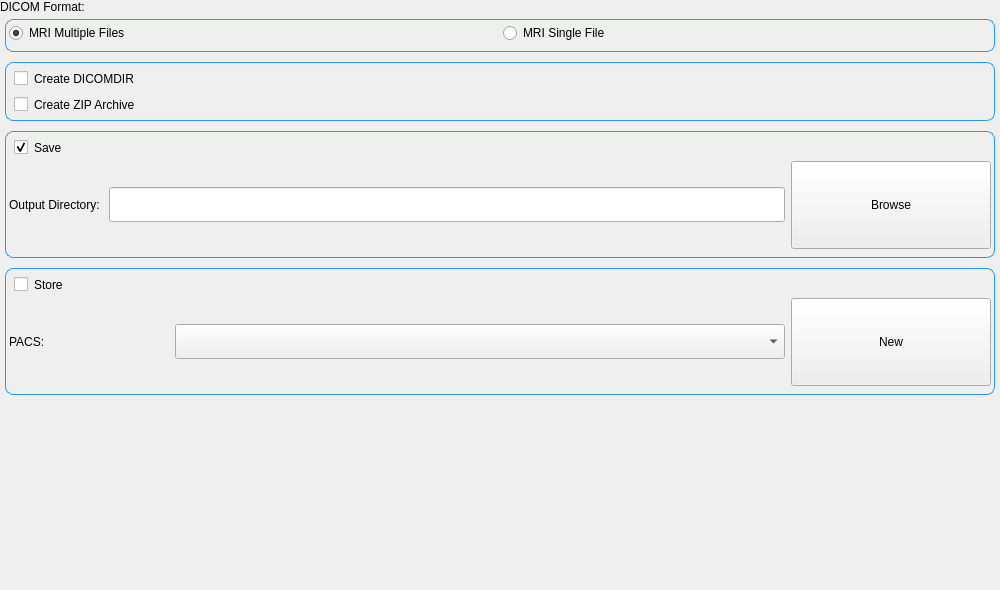
Qt form src/gui/GenerationFrame.ui (lamyj/dicomifier) before a commit.
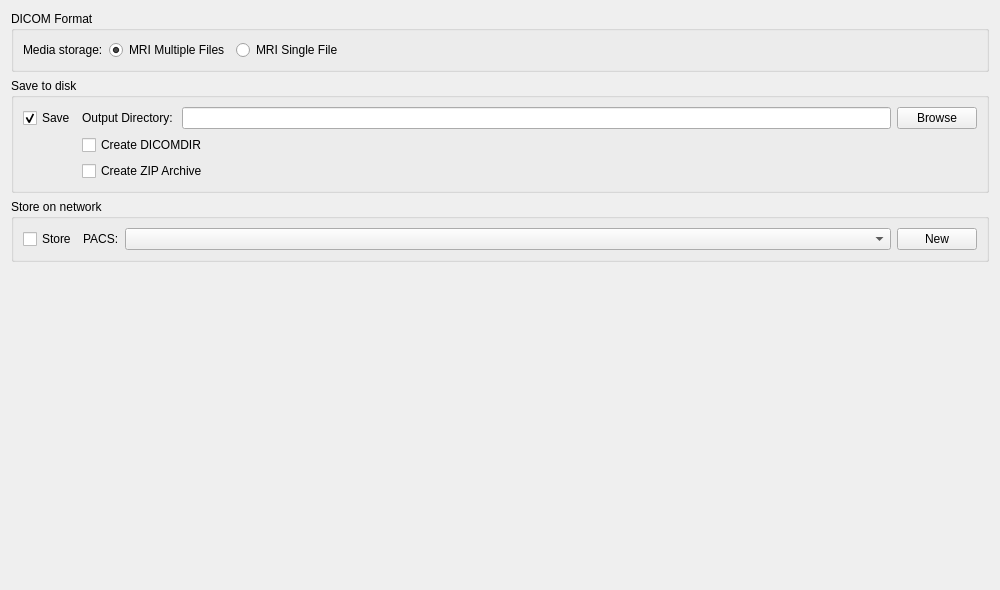
The same form after that commit.

Commit message: Simplify layout

The edit to the form file:
```diff
--- a/src/gui/GenerationFrame.ui
+++ b/src/gui/GenerationFrame.ui
@@ -25,84 +25,23 @@
   <property name="windowTitle">
    <string/>
   </property>
-  <property name="styleSheet">
-   <string notr="true">QCheckBox 
-{
-	margin-top: 5px;
-	margin-left: 5px;
-}
-</string>
-  </property>
-  <layout class="QGridLayout" name="gridLayout">
-   <property name="leftMargin">
-    <number>0</number>
-   </property>
-   <property name="topMargin">
-    <number>0</number>
-   </property>
-   <property name="rightMargin">
-    <number>0</number>
-   </property>
-   <property name="bottomMargin">
-    <number>0</number>
-   </property>
-   <property name="spacing">
-    <number>0</number>
-   </property>
-   <item row="1" column="0">
-    <widget class="QWidget" name="widget" native="true">
-     <property name="sizePolicy">
-      <sizepolicy hsizetype="Expanding" vsizetype="Expanding">
-       <horstretch>0</horstretch>
-       <verstretch>0</verstretch>
-      </sizepolicy>
-     </property>
-     <property name="styleSheet">
-      <string notr="true">QWidget#widget_2
-{
-    border-radius: 8px;
-    border: 1px solid #2299FF;
-	margin: 5px;
-}
-QWidget#widget_3
-{
-    border-radius: 8px;
-    border: 1px solid #2299FF;
-	margin: 5px;
-}
-QWidget#widget_4
-{
-    border-radius: 8px;
-    border: 1px solid #2299FF;
-	margin: 5px;
-}
-QWidget#widget_5
-{
-    border-radius: 8px;
-    border: 1px solid #2299FF;
-	margin: 5px;
-}</string>
-     </property>
-     <layout class="QGridLayout" name="gridLayout_2">
-      <property name="leftMargin">
-       <number>0</number>
-      </property>
-      <property name="topMargin">
-       <number>0</number>
-      </property>
-      <property name="rightMargin">
-       <number>0</number>
-      </property>
-      <property name="bottomMargin">
-       <number>0</number>
-      </property>
-      <property name="spacing">
-       <number>0</number>
-      </property>
-      <item row="0" column="0">
-       <widget class="QWidget" name="widget_2" native="true">
-        <layout class="QGridLayout" name="gridLayout_4">
-         <item row="0" column="0">
+  <layout class="QVBoxLayout" name="verticalLayout_2">
+   <item>
+    <widget class="QGroupBox" name="groupBox_3">
+     <property name="title">
+      <string>DICOM Format</string>
+     </property>
+     <layout class="QVBoxLayout" name="verticalLayout">
+      <item>
+       <layout class="QHBoxLayout" name="horizontalLayout">
+        <item>
+         <widget class="QLabel" name="formatTitle">
+          <property name="text">
+           <string>Media storage:</string>
+          </property>
+         </widget>
+        </item>
+        <item>
           <widget class="QRadioButton" name="formatMRIMultiple">
            <property name="text">
             <string>MRI Multiple Files</string>
@@ -112,232 +51,131 @@
            </property>
           </widget>
          </item>
-         <item row="0" column="1">
+        <item>
           <widget class="QRadioButton" name="formatMRISingle">
            <property name="text">
             <string>MRI Single File</string>
            </property>
           </widget>
          </item>
-         <item row="1" column="0" colspan="2">
-          <spacer name="verticalSpacer">
+        <item>
+         <spacer name="horizontalSpacer">
            <property name="orientation">
-            <enum>Qt::Vertical</enum>
+           <enum>Qt::Horizontal</enum>
            </property>
            <property name="sizeHint" stdset="0">
             <size>
-             <width>20</width>
-             <height>5</height>
+            <width>40</width>
+            <height>20</height>
             </size>
            </property>
           </spacer>
          </item>
         </layout>
-        <zorder>formatMRIMultiple</zorder>
-        <zorder>formatMRISingle</zorder>
-        <zorder>verticalSpacer</zorder>
-       </widget>
       </item>
-      <item row="1" column="0">
-       <widget class="QWidget" name="widget_3" native="true">
-        <layout class="QVBoxLayout" name="verticalLayout">
-         <item>
-          <widget class="QCheckBox" name="DicomdirCheckBox">
-           <property name="text">
-            <string>Create DICOMDIR</string>
-           </property>
+     </layout>
           </widget>
          </item>
          <item>
-          <widget class="QCheckBox" name="ZIPCheckBox">
+    <widget class="QGroupBox" name="groupBox">
+     <property name="title">
+      <string>Save to disk</string>
+     </property>
+     <layout class="QGridLayout" name="gridLayout">
+      <item row="0" column="0">
+       <widget class="QCheckBox" name="saveCheckBox">
            <property name="text">
-            <string>Create ZIP Archive</string>
-           </property>
-          </widget>
-         </item>
-         <item>
-          <spacer name="verticalSpacer_2">
-           <property name="orientation">
-            <enum>Qt::Vertical</enum>
-           </property>
-           <property name="sizeHint" stdset="0">
-            <size>
-             <width>20</width>
-             <height>5</height>
-            </size>
-           </property>
-          </spacer>
-         </item>
-        </layout>
+         <string>Save</string>
+        </property>
+        <property name="checked">
+         <bool>true</bool>
+        </property>
        </widget>
       </item>
-      <item row="2" column="0">
-       <widget class="QWidget" name="widget_4" native="true">
-        <layout class="QGridLayout" name="gridLayout_3">
-         <item row="1" column="0">
+      <item row="0" column="1">
           <widget class="QLabel" name="outputDirectoryTitle">
            <property name="text">
             <string>Output Directory: </string>
            </property>
           </widget>
          </item>
-         <item row="1" column="2">
+      <item row="0" column="2">
+       <widget class="QLineEdit" name="outputDirectory"/>
+      </item>
+      <item row="0" column="3">
           <widget class="QPushButton" name="outputDirBrowseButton">
-           <property name="minimumSize">
-            <size>
-             <width>200</width>
-             <height>88</height>
-            </size>
-           </property>
-           <property name="maximumSize">
-            <size>
-             <width>200</width>
-             <height>16777215</height>
-            </size>
-           </property>
            <property name="text">
             <string>Browse</string>
            </property>
           </widget>
          </item>
-         <item row="1" column="1">
-          <widget class="QLineEdit" name="outputDirectory">
-           <property name="minimumSize">
-            <size>
-             <width>0</width>
-             <height>35</height>
-            </size>
+      <item row="1" column="1" colspan="2">
+       <widget class="QCheckBox" name="DicomdirCheckBox">
+        <property name="text">
+         <string>Create DICOMDIR</string>
            </property>
           </widget>
          </item>
-         <item row="2" column="0" colspan="3">
-          <spacer name="verticalSpacer_3">
-           <property name="orientation">
-            <enum>Qt::Vertical</enum>
-           </property>
-           <property name="sizeHint" stdset="0">
-            <size>
-             <width>20</width>
-             <height>5</height>
-            </size>
-           </property>
-          </spacer>
-         </item>
-         <item row="0" column="0">
-          <widget class="QCheckBox" name="saveCheckBox">
+      <item row="2" column="1" colspan="2">
+       <widget class="QCheckBox" name="ZIPCheckBox">
            <property name="text">
-            <string>Save</string>
-           </property>
-           <property name="checked">
-            <bool>true</bool>
+         <string>Create ZIP Archive</string>
            </property>
           </widget>
          </item>
         </layout>
-       </widget>
-      </item>
-      <item row="3" column="0">
-       <widget class="QWidget" name="widget_5" native="true">
-        <layout class="QGridLayout" name="gridLayout_5">
-         <item row="1" column="0">
+     <zorder>saveCheckBox</zorder>
+     <zorder></zorder>
+     <zorder>outputDirectoryTitle</zorder>
+     <zorder>ZIPCheckBox</zorder>
+     <zorder>outputDirBrowseButton</zorder>
+     <zorder>DicomdirCheckBox</zorder>
+     <zorder>saveCheckBox</zorder>
+     <zorder>outputDirectory</zorder>
+    </widget>
+   </item>
+   <item>
+    <widget class="QGroupBox" name="groupBox_2">
+     <property name="title">
+      <string>Store on network</string>
+     </property>
+     <layout class="QHBoxLayout" name="horizontalLayout_2" stretch="0,0,1,0">
+      <item>
+       <widget class="QCheckBox" name="StoreCheckBox">
+        <property name="text">
+         <string>Store</string>
+        </property>
+       </widget>
+      </item>
+      <item>
           <widget class="QLabel" name="PACSTitle">
-           <property name="minimumSize">
-            <size>
-             <width>160</width>
-             <height>0</height>
-            </size>
-           </property>
            <property name="text">
             <string>PACS:</string>
            </property>
           </widget>
          </item>
-         <item row="1" column="1">
-          <widget class="QComboBox" name="PACSComboBox">
-           <property name="sizePolicy">
-            <sizepolicy hsizetype="Expanding" vsizetype="Fixed">
-             <horstretch>0</horstretch>
-             <verstretch>0</verstretch>
-            </sizepolicy>
-           </property>
-           <property name="minimumSize">
-            <size>
-             <width>0</width>
-             <height>35</height>
-            </size>
-           </property>
-          </widget>
-         </item>
-         <item row="1" column="2">
+      <item>
+       <widget class="QComboBox" name="PACSComboBox"/>
+      </item>
+      <item>
           <widget class="QPushButton" name="CreateButton">
-           <property name="minimumSize">
-            <size>
-             <width>200</width>
-             <height>88</height>
-            </size>
-           </property>
-           <property name="maximumSize">
-            <size>
-             <width>200</width>
-             <height>16777215</height>
-            </size>
-           </property>
            <property name="text">
             <string>New</string>
            </property>
           </widget>
          </item>
-         <item row="2" column="0" colspan="3">
-          <spacer name="verticalSpacer_5">
-           <property name="orientation">
-            <enum>Qt::Vertical</enum>
-           </property>
-           <property name="sizeHint" stdset="0">
-            <size>
-             <width>20</width>
-             <height>5</height>
-            </size>
-           </property>
-          </spacer>
-         </item>
-         <item row="0" column="0" colspan="2">
-          <widget class="QCheckBox" name="StoreCheckBox">
-           <property name="text">
-            <string>Store</string>
-           </property>
-          </widget>
-         </item>
         </layout>
        </widget>
       </item>
-     </layout>
-    </widget>
-   </item>
-   <item row="0" column="0" alignment="Qt::AlignTop">
-    <widget class="QLabel" name="formatTitle">
-     <property name="sizePolicy">
-      <sizepolicy hsizetype="Preferred" vsizetype="Preferred">
-       <horstretch>0</horstretch>
-       <verstretch>0</verstretch>
-      </sizepolicy>
-     </property>
-     <property name="styleSheet">
-      <string notr="true"/>
-     </property>
-     <property name="text">
-      <string>DICOM Format:</string>
-     </property>
-    </widget>
-   </item>
-   <item row="2" column="0">
-    <spacer name="verticalSpacer_4">
+   <item>
+    <spacer name="verticalSpacer">
      <property name="orientation">
       <enum>Qt::Vertical</enum>
      </property>
      <property name="sizeHint" stdset="0">
       <size>
        <width>20</width>
-       <height>40</height>
+       <height>296</height>
       </size>
      </property>
     </spacer>
```
Lines whose indentation alone changed are shown as unchanged. The commit also changes 4 other files.
